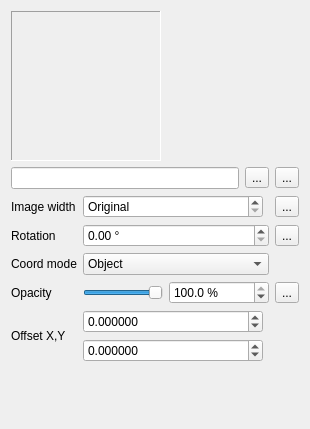
This is src/ui/symbollayer/widget_rasterfill.ui in carsmie/QGIS as Qt 5 draws it before an edit. The edited form follows.
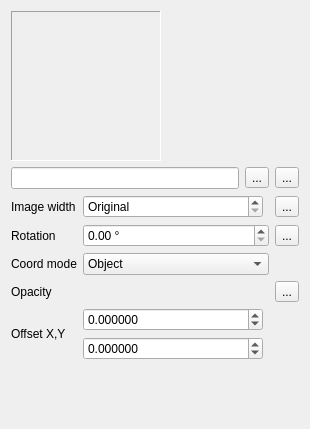
This is the edited form. Custom widgets are drawn as their Qt base class.

Commit message: Use QgsOpacityWidget wherever appropriate

Patch:
```diff
--- a/src/ui/symbollayer/widget_rasterfill.ui
+++ b/src/ui/symbollayer/widget_rasterfill.ui
@@ -288,54 +288,6 @@
      </property>
     </widget>
    </item>
-   <item row="5" column="1">
-    <layout class="QHBoxLayout" name="horizontalLayout_3" stretch="1,0">
-     <item>
-      <widget class="QSlider" name="mSliderOpacity">
-       <property name="sizePolicy">
-        <sizepolicy hsizetype="Preferred" vsizetype="Fixed">
-         <horstretch>0</horstretch>
-         <verstretch>0</verstretch>
-        </sizepolicy>
-       </property>
-       <property name="maximum">
-        <number>1000</number>
-       </property>
-       <property name="singleStep">
-        <number>10</number>
-       </property>
-       <property name="pageStep">
-        <number>100</number>
-       </property>
-       <property name="value">
-        <number>1000</number>
-       </property>
-       <property name="orientation">
-        <enum>Qt::Horizontal</enum>
-       </property>
-      </widget>
-     </item>
-     <item>
-      <widget class="QgsDoubleSpinBox" name="mSpinOpacity">
-       <property name="minimumSize">
-        <size>
-         <width>100</width>
-         <height>0</height>
-        </size>
-       </property>
-       <property name="suffix">
-        <string> %</string>
-       </property>
-       <property name="decimals">
-        <number>1</number>
-       </property>
-       <property name="value">
-        <double>100.000000000000000</double>
-       </property>
-      </widget>
-     </item>
-    </layout>
-   </item>
    <item row="7" column="0">
     <spacer name="verticalSpacer">
      <property name="orientation">
@@ -349,6 +301,13 @@
      </property>
     </spacer>
    </item>
+   <item row="5" column="1">
+    <widget class="QgsOpacityWidget" name="mOpacityWidget" native="true">
+     <property name="focusPolicy">
+      <enum>Qt::StrongFocus</enum>
+     </property>
+    </widget>
+   </item>
   </layout>
  </widget>
  <customwidgets>
@@ -368,6 +327,12 @@
    <header>qgsunitselectionwidget.h</header>
    <container>1</container>
   </customwidget>
+  <customwidget>
+   <class>QgsOpacityWidget</class>
+   <extends>QWidget</extends>
+   <header>qgsopacitywidget.h</header>
+   <container>1</container>
+  </customwidget>
  </customwidgets>
  <tabstops>
   <tabstop>mImageLineEdit</tabstop>
```
Left out of the diff: 10 changed lines with no effect on the pictures. The commit also changes 31 other files.
